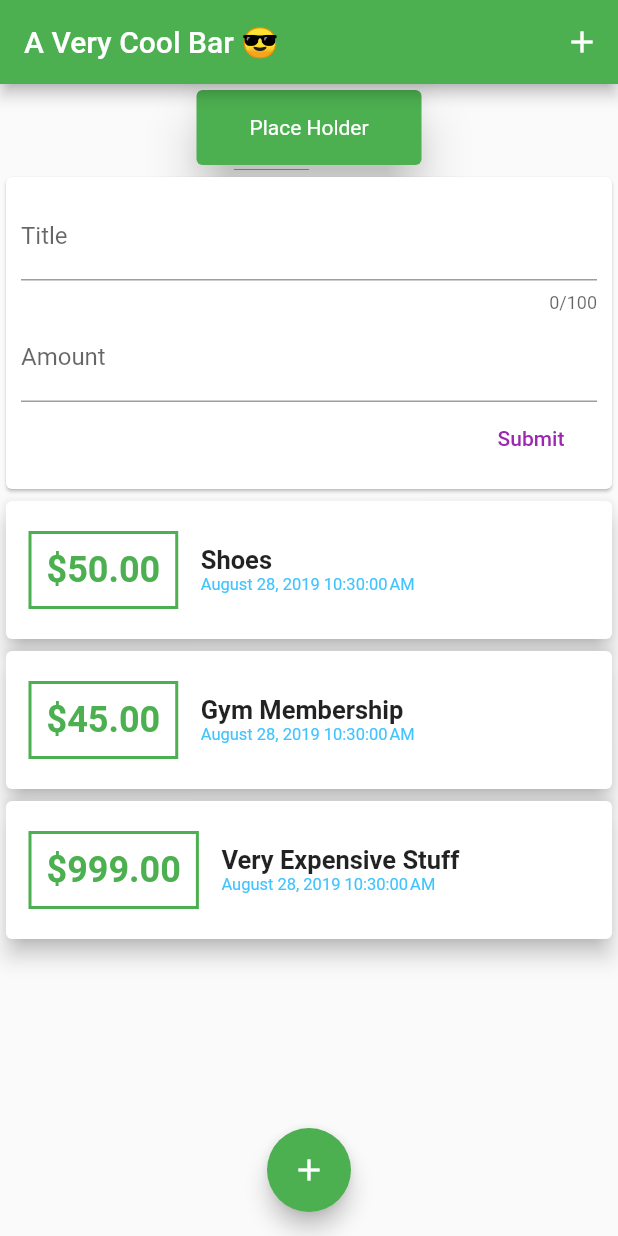
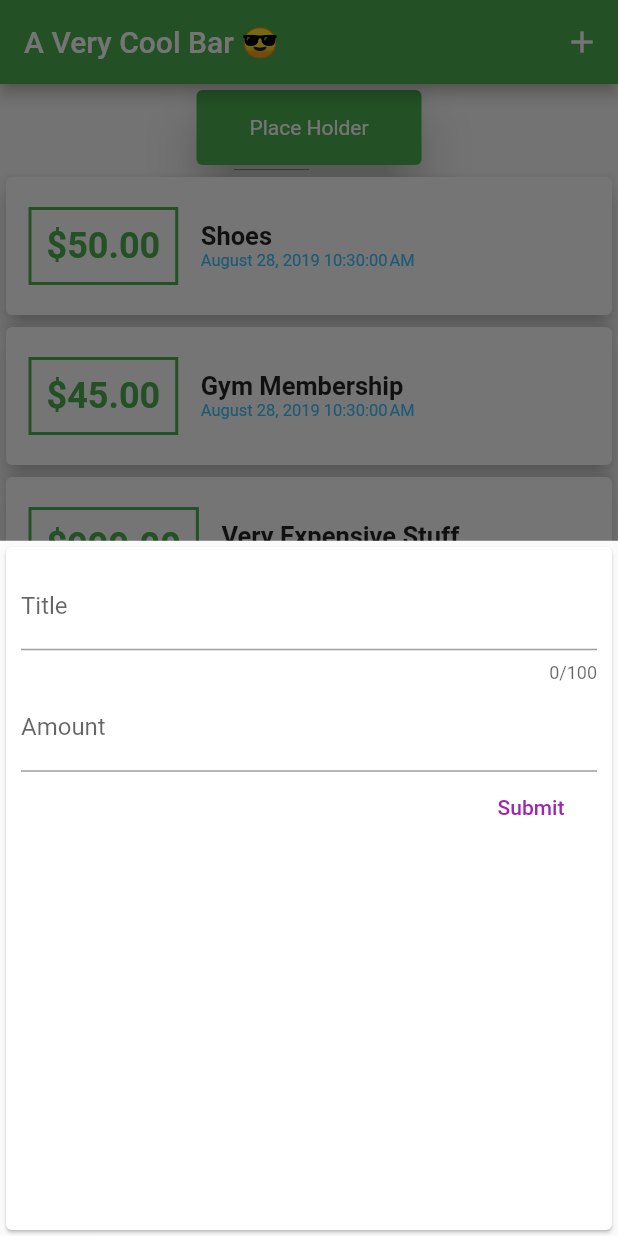
Before and after one commit to SaadiSidali/flutter-project-learn, a Flutter app: the screen it shows after launch, after a tap on the "add" icon, on a phone screen of 412 x 824 dp. Run offline on Flutter 3.47's test engine with Material 2 defaults, Android fonts, the phone set to English and light mode, and no system bars.

Commit message:
Partially working

```diff
--- a/lib/main.dart
+++ b/lib/main.dart
@@ -16,7 +16,9 @@ class MyApp extends StatefulWidget {
 class _MyAppState extends State<MyApp> {
   @override
   Widget build(BuildContext buildContext) {
-    return HomeWidget();
+    return MaterialApp(
+      home: HomeWidget(),
+    );
   }
 }
 
@@ -61,16 +63,14 @@ class _HomeWidgetState extends State<HomeWidget> {
 
   void _showAddNewTransaction(BuildContext ctx) {
     showModalBottomSheet(
-        backgroundColor: Colors.red,
         context: ctx,
         builder: (f) {
-          return Text('stuff');
+          return NewTransaction(_addNewTransaction);
         });
   }
 
   Widget build(BuildContext context) {
-    return MaterialApp(
-      home: Scaffold(
+    return Scaffold(
       appBar: AppBar(
         title: Text('A Very Cool Bar 😎'),
         backgroundColor: Colors.green,
@@ -79,13 +79,7 @@ class _HomeWidgetState extends State<HomeWidget> {
             builder: (bb) => IconButton(
                 icon: Icon(Icons.add),
                 onPressed: () {
-                    BuildContext bb;
-                    showModalBottomSheet(
-                        builder: (f) {
-                          bb = f;
-                          return Text('data');
-                        },
-                        context: bb);
+                  _showAddNewTransaction(context);
                 }),
           ),
         ],
@@ -110,7 +104,6 @@ class _HomeWidgetState extends State<HomeWidget> {
                 ),
               ),
             ),
-              NewTransaction(_addNewTransaction),
             TransactionList(_userTransactions),
           ]),
         ),
@@ -119,12 +112,9 @@ class _HomeWidgetState extends State<HomeWidget> {
       floatingActionButton: FloatingActionButton(
         backgroundColor: Colors.green,
         child: Icon(Icons.add),
-          onPressed: () => showModalBottomSheet(
-              context: context,
-              builder: (g) {
-                return Text('data');
-              }),
-        ),
+        onPressed: () {
+          _showAddNewTransaction(context);
+        },
       ),
     );
   }
```
Lines whose indentation alone changed are shown as unchanged.
